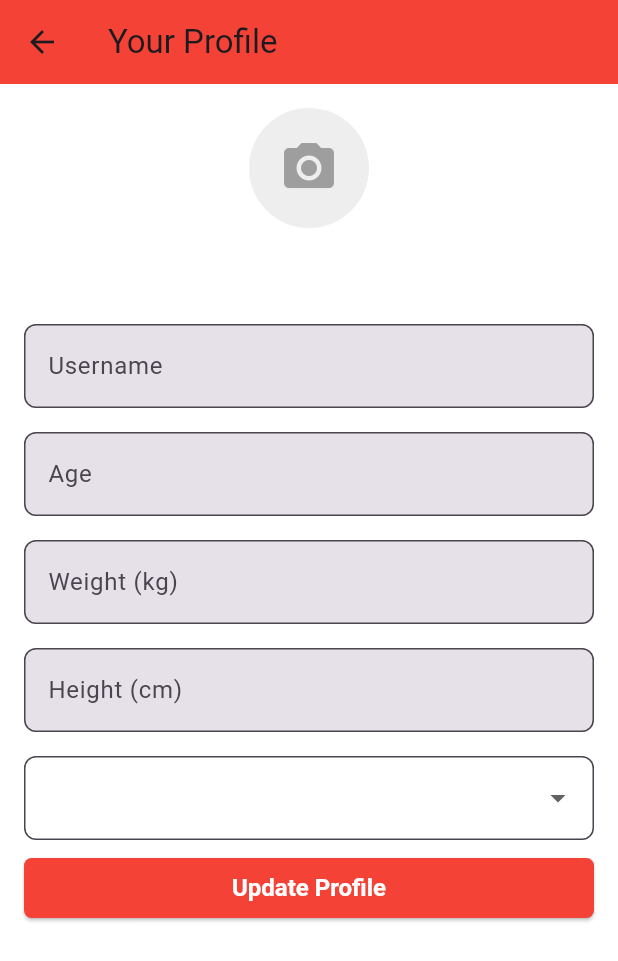
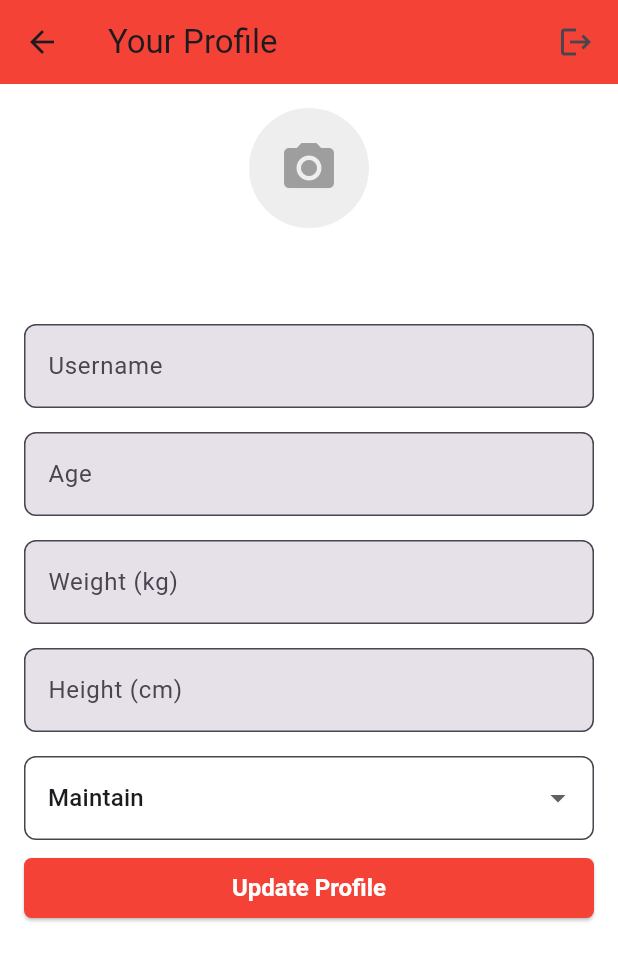
Before and after one commit to Adarsha5421/fitness_app_flutter, a Flutter app: the ProfileScreen screen opened directly, on a phone screen of 412 x 824 dp. Shown: the top 961 px of the screen. Run offline on Flutter 3.47's test engine with Material 3 defaults, Android fonts, the phone set to English and light mode, and no system bars; our stand-ins replace bloc, dartz, dio, equatable, flutter_bloc, flutter_spinkit and 8 more; accounts and stored records are empty; network calls fail; Roboto replaces fonts that are missing (Montserrat Regular).

Commit message:
FEAT :: logout

```diff
--- a/lib/features/profile/presentation/pages/profile_screen.dart
+++ b/lib/features/profile/presentation/pages/profile_screen.dart
@@ -2,6 +2,7 @@ import 'dart:io';
 
 import 'package:flutter/material.dart';
 import 'package:flutter_bloc/flutter_bloc.dart';
+import 'package:gym_tracker_app/app/di/di.dart';
 import 'package:gym_tracker_app/core/api_endpoints.dart';
 import 'package:gym_tracker_app/features/Login/presentation/cubit/login_cubit.dart';
 import 'package:image_picker/image_picker.dart';
@@ -61,9 +62,10 @@ class _ProfileScreenState extends State<ProfileScreen> {
   @override
   void initState() {
     super.initState();
-    var user = context.read<LoginCubit>().state.userData;
+    // var user = context.read<LoginCubit>().state.userData;
+    var user = getIt<LoginCubit>().state.userData;
     usernameController.text = user?.name ?? '';
-    selectedGoal = user?.fitnessGoal ?? '';
+    selectedGoal = user?.fitnessGoal ?? 'Maintain';
     apiImage = user?.profilePic ?? '';
   }
 
@@ -79,6 +81,15 @@ class _ProfileScreenState extends State<ProfileScreen> {
       appBar: AppBar(
         title: const Text("Your Profile"),
         backgroundColor: primaryColor,
+        actions: [
+          Padding(
+            padding: const EdgeInsets.only(right: 16),
+            child: GestureDetector(
+              child: const Icon(Icons.logout),
+              onTap: () => context.read<LoginCubit>().logOut(context),
+            ),
+          )
+        ],
       ),
       body: Center(
         child: Padding(
@@ -112,7 +123,7 @@ class _ProfileScreenState extends State<ProfileScreen> {
                     fillColor: fieldColor,
                     border: OutlineInputBorder(borderRadius: BorderRadius.circular(8)),
                   ),
-                  items: ["Lose Weight", "Gain Muscle", "Maintain"].map((goal) {
+                  items: ["", "Lose Weight", "Gain Muscle", "Maintain"].map((goal) {
                     return DropdownMenuItem(value: goal, child: Text(goal));
                   }).toList(),
                   onChanged: (value) {
```
Also changed, not shown: lib/features/Login/presentation/cubit/login_cubit.dart (+18 -13 lines), lib/view/splash_screen_view.dart (+98 -9 lines).
